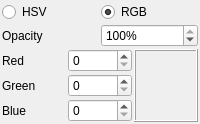
Above: widgets/colorspinboxgroup.ui from liuyanghejerry/painttyWidget before the change. Below: the same form after it.
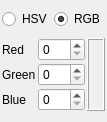
That is the form after the change.

Diff of the .ui file:
```diff
--- a/widgets/colorspinboxgroup.ui
+++ b/widgets/colorspinboxgroup.ui
@@ -3,6 +3,14 @@
  <author>liuyanghejerry@126.com</author>
  <class>ColorSpinBoxGroup</class>
  <widget class="QWidget" name="ColorSpinBoxGroup">
+  <property name="geometry">
+   <rect>
+    <x>0</x>
+    <y>0</y>
+    <width>92</width>
+    <height>122</height>
+   </rect>
+  </property>
   <layout class="QVBoxLayout" name="verticalLayout">
    <property name="spacing">
     <number>2</number>
@@ -34,33 +42,6 @@
      </item>
     </layout>
    </item>
-   <item>
-    <layout class="QHBoxLayout" name="horizontalLayout_2">
-     <property name="spacing">
-      <number>2</number>
-     </property>
-     <item>
-      <widget class="QLabel" name="opacity">
-       <property name="text">
-        <string>Opacity</string>
-       </property>
-      </widget>
-     </item>
-     <item>
-      <widget class="QSpinBox" name="opacityBox">
-       <property name="suffix">
-        <string>%</string>
-       </property>
-       <property name="maximum">
-        <number>100</number>
-       </property>
-       <property name="value">
-        <number>100</number>
-       </property>
-      </widget>
-     </item>
-    </layout>
-   </item>
    <item>
     <layout class="QGridLayout" name="gridLayout">
      <property name="spacing">
```
Left out of the diff: 11 changed lines with no effect on the pictures.
